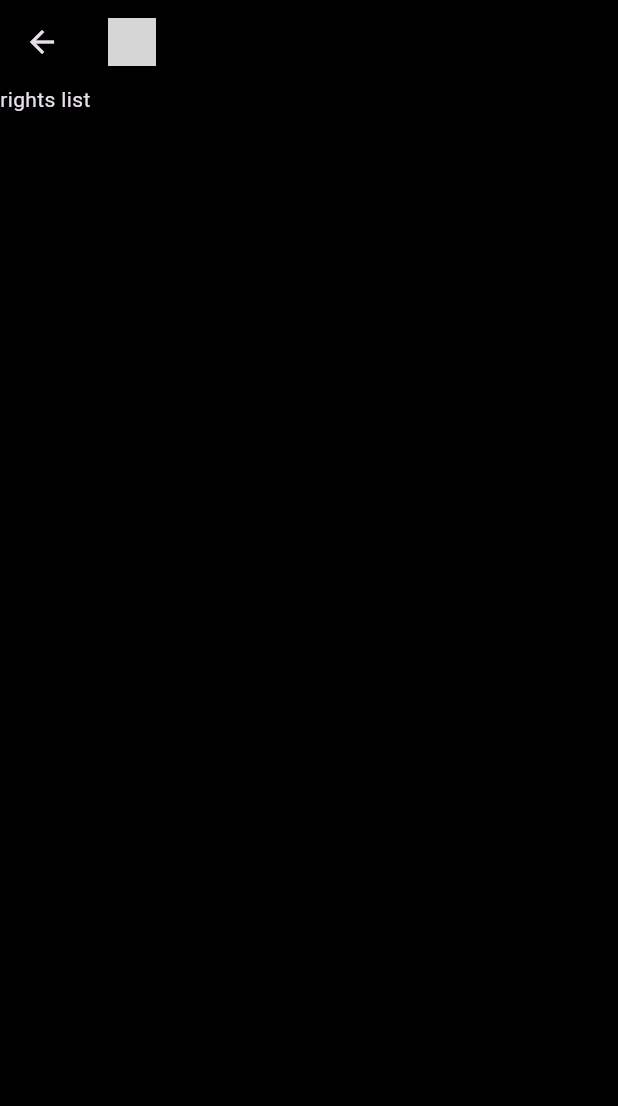
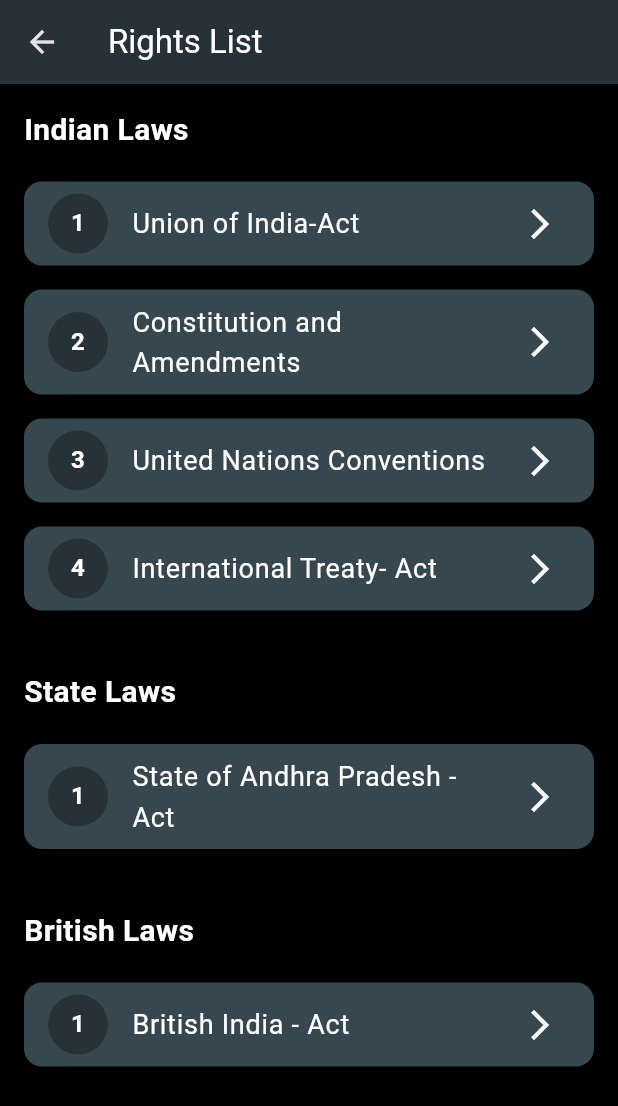
Before and after one commit to rishabhkr-r111/chat-rights, a Flutter app: the RightsListsScreen screen opened directly, on a phone screen of 412 x 824 dp. Shown: the top 1106 px of the screen. Run offline on Flutter 3.47's test engine with Material 3 defaults, Android fonts, the phone set to English and light mode, and no system bars; our stand-ins replace cloud_firestore, firebase_auth, firebase_core, firebase_storage, flutter_chat_types, flutter_chat_ui and 4 more; accounts and stored records are empty; network calls fail; project files that could hold a hidden picture were left out; grey boxes are pictures that could not be loaded.

Commit message:
Update rights_lists_screen.dart

```diff
--- a/lib/screens/rights_lists_screen.dart
+++ b/lib/screens/rights_lists_screen.dart
@@ -1,35 +1,167 @@
 import 'package:flutter/material.dart';
-import 'package:flutter_svg/flutter_svg.dart';
-import 'package:chat_rights/utils/colors.dart';
-import 'package:chat_rights/utils/global_variable.dart';
 
-class RightsListsScreen extends StatefulWidget {
+// Dummy data for Indian laws
+final List<Map<String, String>> indianLawsList = [
+  {"name": "Union of India-Act", "year": "1947"},
+  {"name": "Constitution and Amendments", "year": "1950"},
+  {"name": "United Nations Conventions", "year": "1945"},
+  {"name": "International Treaty- Act", "year": "1969"},
+];
+
+// Dummy data for state laws
+final List<Map<String, String>> stateLawsList = [
+  {"name": "State of Andhra Pradesh - Act", "year": "1956"},
+  // Add more state laws as needed
+];
+
+// Dummy data for British laws
+final List<Map<String, String>> britishLawsList = [
+  {"name": "British India - Act", "year": "1858"},
+  // Add more British laws as needed
+];
+
+class RightsListsScreen extends StatelessWidget {
   const RightsListsScreen({Key? key}) : super(key: key);
 
   @override
-  State<RightsListsScreen> createState() => _RightsListsScreen();
-}
+  Widget build(BuildContext context) {
+    return Scaffold(
+      backgroundColor: Colors.black,
+      appBar: AppBar(
+        backgroundColor: Colors.blueGrey[900],
+        title: Text('Rights List', style: TextStyle(color: Colors.white)),
+      ),
+      body: SingleChildScrollView(
+        child: Column(
+          crossAxisAlignment: CrossAxisAlignment.stretch,
+          children: [
+            _buildSection('Indian Laws', indianLawsList),
+            _buildSection('State Laws', stateLawsList),
+            _buildSection('British Laws', britishLawsList),
+          ],
+        ),
+      ),
+    );
+  }
 
-class _RightsListsScreen extends State<RightsListsScreen> {
-  @override
-  Widget build(BuildContext context) {
-    final width = MediaQuery.of(context).size.width;
-    return Scaffold(
-        backgroundColor:
-            width > webScreenSize ? webBackgroundColor : mobileBackgroundColor,
-        appBar: width > webScreenSize
-            ? null
-            : AppBar(
-                backgroundColor: mobileBackgroundColor,
-                centerTitle: false,
-                title: SvgPicture.asset(
-                  'assets/chatrights.svg',
-                  color: primaryColor,
-                  height: 32,
+  Widget _buildSection(String title, List<Map<String, String>> laws) {
+    return Container(
+      padding: EdgeInsets.all(16.0),
+      child: Column(
+        crossAxisAlignment: CrossAxisAlignment.start,
+        children: [
+          Text(
+            title,
+            style: TextStyle(
+              fontSize: 20.0,
+              fontWeight: FontWeight.bold,
+              color: Colors.white,
+            ),
+          ),
+          SizedBox(height: 12.0),
+          ListView.builder(
+            shrinkWrap: true,
+            physics: NeverScrollableScrollPhysics(),
+            itemCount: laws.length,
+            itemBuilder: (context, index) {
+              return _buildRightCard(context, laws[index], index + 1);
+            },
+          ),
+        ],
+      ),
+    );
+  }
+
+  Widget _buildRightCard(
+      BuildContext context, Map<String, String> law, int index) {
+    return Card(
+      elevation: 2.0,
+      margin: EdgeInsets.symmetric(vertical: 8.0),
+      color: Colors.blueGrey[800],
+      child: ListTile(
+        title: Text(
+          law["name"]!,
+          style: TextStyle(
+            fontSize: 18.0,
+            color: Colors.white,
+          ),
+        ),
+        leading: CircleAvatar(
+          backgroundColor: Colors.blueGrey[900],
+          child: Text(
+            '$index',
+            style: TextStyle(
+              color: Colors.white,
+              fontWeight: FontWeight.bold,
+            ),
+          ),
+        ),
+        trailing: Icon(
+          Icons.arrow_forward_ios,
+          color: Colors.white,
+        ),
+        onTap: () {
+          _showYearDialog(context, law["name"]!, law["year"]!);
+        },
+      ),
+    );
+  }
+
+  void _showYearDialog(BuildContext context, String lawName, String year) {
+    showDialog(
+      context: context,
+      builder: (BuildContext context) {
+        String selectedYear = year;
+        return StatefulBuilder(
+          builder: (BuildContext context, StateSetter setState) {
+            return AlertDialog(
+              backgroundColor: Colors.blueGrey[900],
+              title: Text(
+                lawName,
+                style: TextStyle(color: Colors.white),
+              ),
+              content: Column(
+                mainAxisSize: MainAxisSize.min,
+                children: [
+                  Text(
+                    'Select Year:',
+                    style: TextStyle(color: Colors.white),
+                  ),
+                  SizedBox(height: 10),
+                  DropdownButton<String>(
+                    dropdownColor: Colors.blueGrey[800],
+                    value: selectedYear,
+                    style: TextStyle(color: Colors.white),
+                    onChanged: (String? newValue) {
+                      setState(() {
+                        selectedYear = newValue!;
+                      });
+                    },
+                    items: List.generate(
+                      100,
+                      (index) => DropdownMenuItem(
+                        value: (1900 + index).toString(),
+                        child: Text((1900 + index).toString()),
+                      ),
+                    ),
+                  ),
+                ],
+              ),
+              actions: <Widget>[
+                TextButton(
+                  onPressed: () {
+                    Navigator.of(context).pop();
+                  },
+                  child: Text(
+                    'Close',
+                    style: TextStyle(color: Colors.white),
+                  ),
                 ),
-              ),
-        body: Container(
-          child: Text('rights list'),
-        ));
+              ],
+            );
+          },
+        );
+      },
+    );
   }
 }
```
